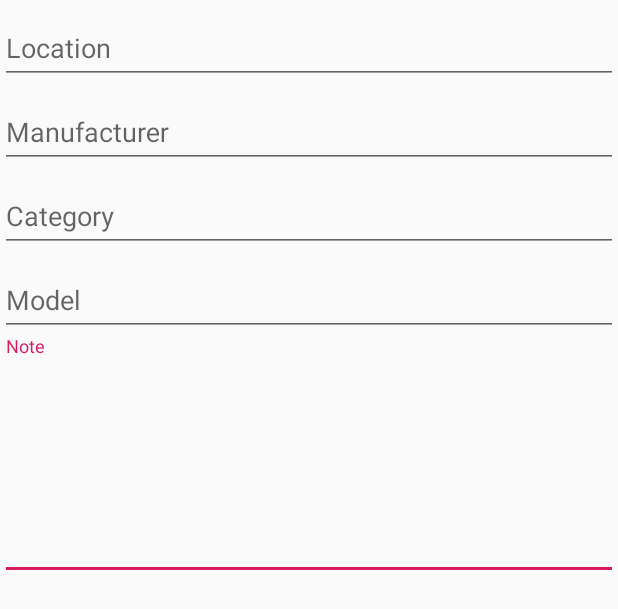
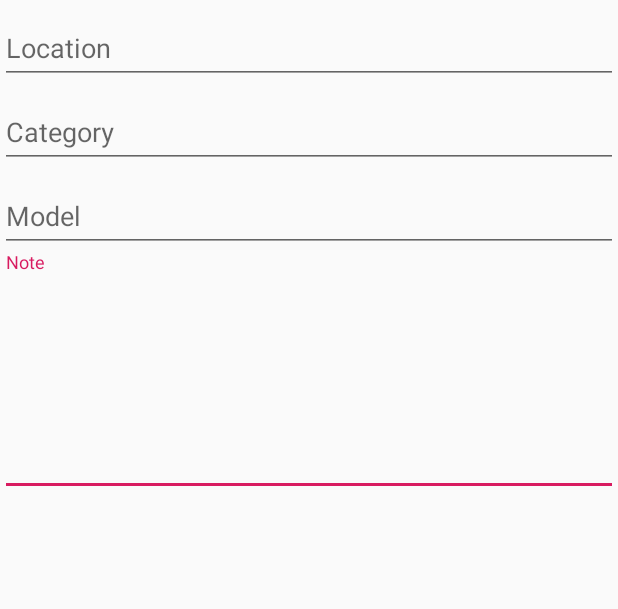
Before and after one commit to seemoo-lab/Hardwhere, an Android app: the layout fragment_editor.xml on its own in the app's theme, with its tools: preview values and no code run, on a phone screen of 412 x 824 dp. Shown: the top 609 px of the screen. Run offline under Robolectric (Android 15) with nearby library versions, the phone set to English and light mode, and no system bars.

Commit message:
Remove manufacturer from edit dialog
This can not be set as it's derived from Model

Signed-off-by: Aron Heinecke <aron.heinecke@t-online.de>

```diff
--- a/app/src/main/java/com/heinecke/aron/LARS/data/model/Asset.kt
+++ b/app/src/main/java/com/heinecke/aron/LARS/data/model/Asset.kt
@@ -7,7 +7,11 @@ import kotlinx.android.parcel.Parcelize
 
 @Parcelize
 data class Asset(
-    var model: Model?, var category: Category?, var manufacturer: Manufacturer?,
+    var model: Model?, var category: Category?,
+    /**
+     * Non editable, comes from model
+     */
+    val manufacturer: Manufacturer?,
     var rtd_location: Location?, var updated_at: Date?,
     var date_at: Date?, var available_actions: Actions?,
     /** note that an invalid deserialization results in id = 0 **/
--- a/app/src/main/java/com/heinecke/aron/LARS/ui/editor/EditorFragment.kt
+++ b/app/src/main/java/com/heinecke/aron/LARS/ui/editor/EditorFragment.kt
@@ -56,13 +56,11 @@ class EditorFragment : APIFragment() {
     override fun onViewCreated(view: View, savedInstanceState: Bundle?) {
         super.onViewCreated(view, savedInstanceState)
         val location: EditText = view.findViewById(R.id.locationPicker)
-        val manufacturer: EditText = view.findViewById(R.id.manufacturerPicker)
         val model: EditText = view.findViewById(R.id.modelPicker)
         val category: EditText = view.findViewById(R.id.categoryPicker)
         val comment: EditText = view.findViewById(R.id.commentEditor)
 
         setupSelectable(location,Selectable.SelectableType.Location, R.id.locationPicker) {editorViewModel.asset.value!!.rtd_location}
-        setupSelectable(manufacturer,Selectable.SelectableType.Manufacturer, R.id.manufacturerPicker) {editorViewModel.asset.value!!.manufacturer}
         setupSelectable(model,Selectable.SelectableType.Model, R.id.modelPicker) {editorViewModel.asset.value!!.model}
         setupSelectable(category,Selectable.SelectableType.Category, R.id.categoryPicker) {editorViewModel.asset.value!!.category}
 
@@ -73,7 +71,6 @@ class EditorFragment : APIFragment() {
                 val currentVal = editorViewModel.asset.value!!
                 when (it.inputID) {
                     R.id.locationPicker -> currentVal.rtd_location = it.item as Selectable.Location
-                    R.id.manufacturerPicker -> currentVal.manufacturer= it.item as Selectable.Manufacturer
                     R.id.modelPicker -> currentVal.model = it.item as Selectable.Model
                     R.id.categoryPicker -> currentVal.category= it.item as Selectable.Category
                     else -> Log.w(
@@ -89,7 +86,6 @@ class EditorFragment : APIFragment() {
             it?.run {
                 location.setText(this.rtd_location?.name ?: "")
                 model.setText(this.model?.name ?: "")
-                manufacturer.setText(this.manufacturer?.name ?: "")
                 category.setText(this.category?.name ?: "")
                 comment.setText(this.notes)
             }
--- a/app/src/main/res/layout/fragment_editor.xml
+++ b/app/src/main/res/layout/fragment_editor.xml
@@ -20,17 +20,7 @@
                 android:focusable="false"
                 android:hint="@string/hint_location" />
         </com.google.android.material.textfield.TextInputLayout>
-        <com.google.android.material.textfield.TextInputLayout
-            android:layout_width="match_parent"
-            android:layout_height="match_parent">
 
-            <com.google.android.material.textfield.TextInputEditText
-                android:id="@+id/manufacturerPicker"
-                android:layout_width="match_parent"
-                android:layout_height="wrap_content"
-                android:focusable="false"
-                android:hint="@string/hint_manufacturer" />
-        </com.google.android.material.textfield.TextInputLayout>
         <com.google.android.material.textfield.TextInputLayout
             android:layout_width="match_parent"
             android:layout_height="match_parent">
```
